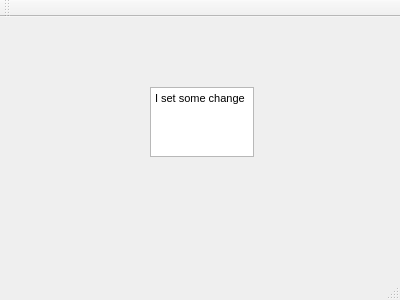
The window that MonitorDemoApplication/mainwindow.ui (bit-creator/3d-monitor) describes before a commit, drawn with Qt 5.
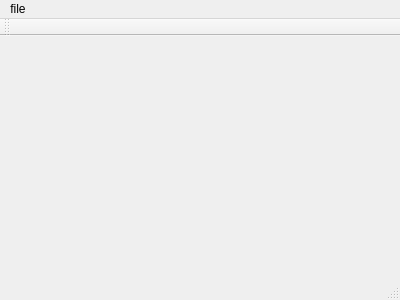
The same window after the commit.

Commit message: the first two pheaches.

Patch:
```diff
--- a/MonitorDemoApplication/mainwindow.ui
+++ b/MonitorDemoApplication/mainwindow.ui
@@ -13,30 +13,7 @@
   <property name="windowTitle">
    <string>MainWindow</string>
   </property>
-  <widget class="QWidget" name="centralWidget">
-   <widget class="QTextEdit" name="textEdit">
-    <property name="geometry">
-     <rect>
-      <x>150</x>
-      <y>70</y>
-      <width>104</width>
-      <height>70</height>
-     </rect>
-    </property>
-    <property name="font">
-     <font>
-      <pointsize>10</pointsize>
-     </font>
-    </property>
-    <property name="html">
-     <string>&lt;!DOCTYPE HTML PUBLIC &quot;-//W3C//DTD HTML 4.0//EN&quot; &quot;http://www.w3.org/TR/REC-html40/strict.dtd&quot;&gt;
-&lt;html&gt;&lt;head&gt;&lt;meta name=&quot;qrichtext&quot; content=&quot;1&quot; /&gt;&lt;style type=&quot;text/css&quot;&gt;
-p, li { white-space: pre-wrap; }
-&lt;/style&gt;&lt;/head&gt;&lt;body style=&quot; font-family:'MS Shell Dlg 2'; font-size:10pt; font-weight:400; font-style:normal;&quot;&gt;
-&lt;p style=&quot; margin-top:0px; margin-bottom:0px; margin-left:0px; margin-right:0px; -qt-block-indent:0; text-indent:0px;&quot;&gt;&lt;span style=&quot; font-family:'MS Shell Dlg 2'; font-size:8.25pt;&quot;&gt;I set some change&lt;/span&gt;&lt;/p&gt;&lt;/body&gt;&lt;/html&gt;</string>
-    </property>
-   </widget>
-  </widget>
+  <widget class="QWidget" name="centralWidget"/>
   <widget class="QMenuBar" name="menuBar">
    <property name="geometry">
     <rect>
@@ -46,6 +23,13 @@
      <height>20</height>
     </rect>
    </property>
+   <widget class="QMenu" name="menufile">
+    <property name="title">
+     <string>file</string>
+    </property>
+    <addaction name="actionopen"/>
+   </widget>
+   <addaction name="menufile"/>
   </widget>
   <widget class="QToolBar" name="mainToolBar">
    <attribute name="toolBarArea">
```
Left out of the diff: 5 changed lines with no effect on the pictures. The commit also changes 1 other file.
